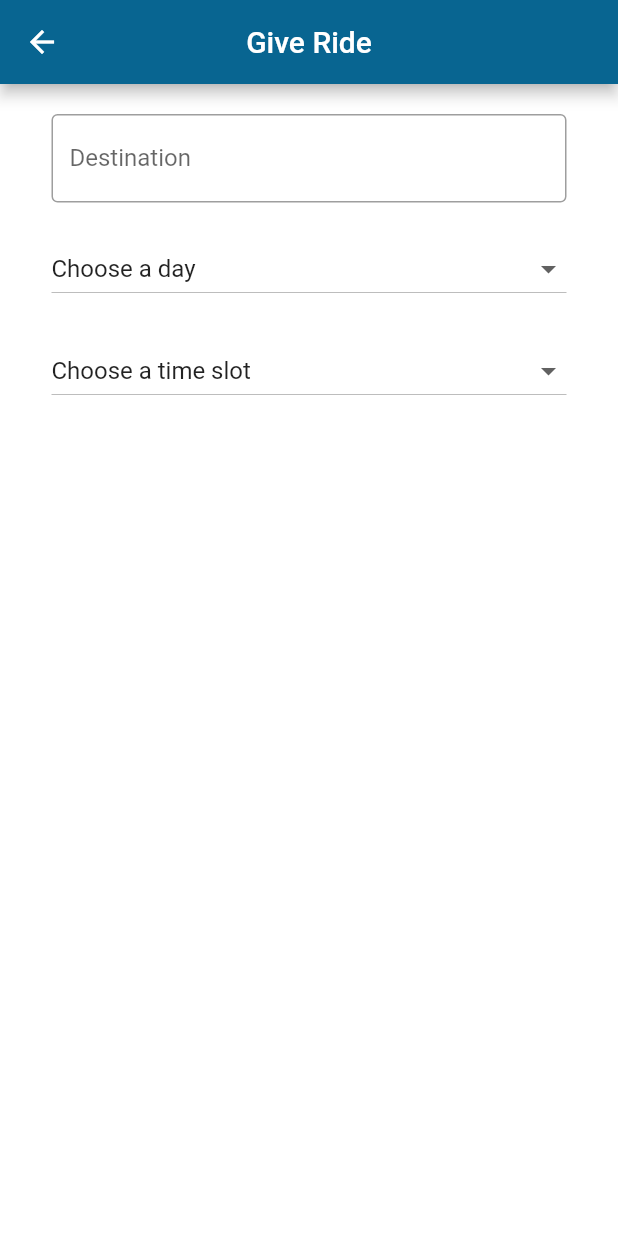
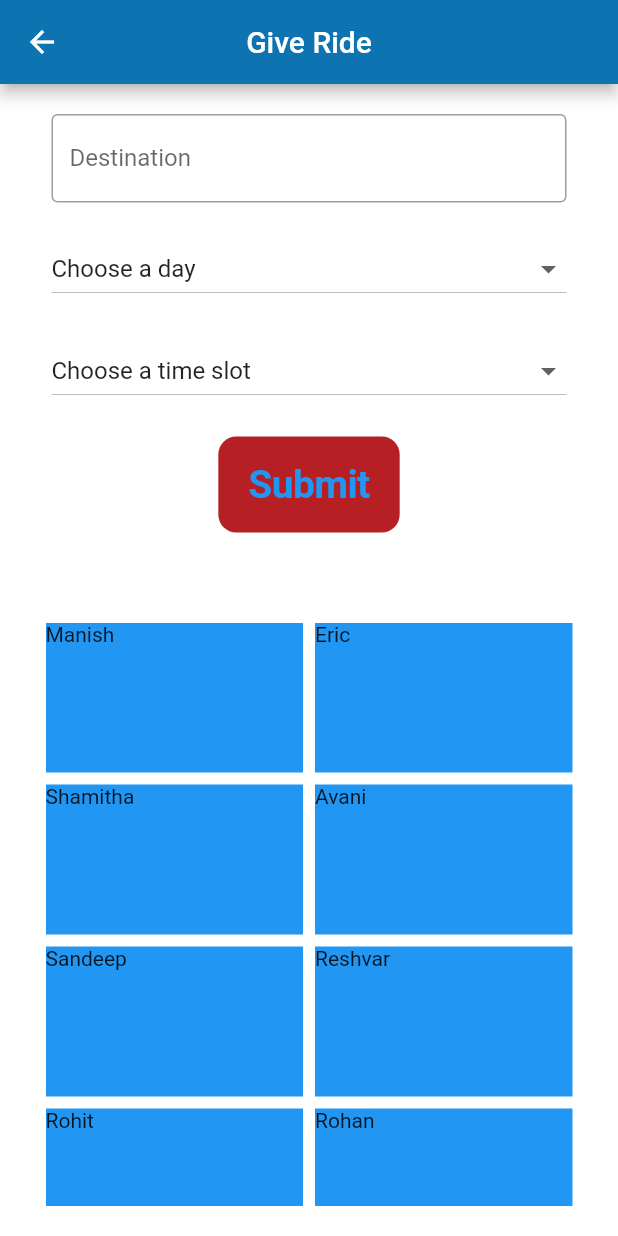
Before and after one commit to hampster2018/TAMUhack-2023, a Flutter app: the screen it shows after launch, on a phone screen of 412 x 824 dp. Run offline on Flutter 3.47's test engine with Material 2 defaults, Android fonts, the phone set to English and light mode, and no system bars; Roboto replaces fonts that are missing (Nunito).

Commit message:
Updates on Give Ride and Find Ride, integration and on pressed need to be included

```diff
--- a/lib/globals/app_colors.dart
+++ b/lib/globals/app_colors.dart
@@ -2,6 +2,20 @@ import "package:flutter/material.dart";
 
 class AppColors {
   // TODO: change colors
-  static Color background = const Color.fromRGBO(8, 101, 145, 1.0);
-  static Color button = const Color.fromRGBO(181, 49, 37, 1.0);
+  // main headings color
+  static Color blue = const Color.fromRGBO(13, 115, 177, 1.0);
+  // red for accent colors
+  static Color red = const Color.fromRGBO(182, 31, 35, 1.0);
+
+  //backgroud color
+  static Color steelblue = const Color.fromRGBO(199, 208, 215, 1.0);
+
+  //sub headings color
+  static Color lightblue = const Color.fromRGBO(20, 172, 220, 1.0);
+
+  //background or fill color / text color
+  static Color white = const Color.fromRGBO(255, 255, 255, 1.0);
+
+  //black --> other color text color
+  static Color black = const Color.fromRGBO(0, 0, 0, 1.0);
 }
--- a/lib/screens/rideshare/find_a_ride/screen.dart
+++ b/lib/screens/rideshare/find_a_ride/screen.dart
@@ -29,7 +29,7 @@ class _FindRideState extends State<FindRide> {
     return MaterialApp(
       home: Scaffold(
         appBar: AppBar(
-          backgroundColor: AppColors.background,
+          backgroundColor: AppColors.blue,
           centerTitle: true,
           title: const Text("Find Ride"),
           leading: IconButton(
--- a/lib/screens/rideshare/give_a_ride/screen.dart
+++ b/lib/screens/rideshare/give_a_ride/screen.dart
@@ -1,4 +1,5 @@
 import 'package:flutter/material.dart';
+import 'package:flutter/cupertino.dart';
 import 'package:tamuhack/globals/app_colors.dart';
 
 class GiveRide extends StatefulWidget {
@@ -17,6 +18,18 @@ class _GiveRideState extends State<GiveRide> {
     'Friday',
   ];
 
+  var passengers = [
+    "Manish",
+    "Eric",
+    "Shamitha",
+    "Avani",
+    "Sandeep",
+    "Reshvar",
+    "Rohit",
+    "Rohan",
+    "Sahil"
+  ];
+
   String dropdownvalue = 'Choose a day';
   String timevalue = 'Choose a time slot';
 
@@ -29,7 +42,7 @@ class _GiveRideState extends State<GiveRide> {
     return MaterialApp(
       home: Scaffold(
         appBar: AppBar(
-          backgroundColor: AppColors.background,
+          backgroundColor: AppColors.blue,
           centerTitle: true,
           title: const Text("Give Ride"),
           leading: IconButton(
@@ -119,40 +132,20 @@ class _GiveRideState extends State<GiveRide> {
                           value: 'Choose a time slot',
                         ),
                         DropdownMenuItem<String>(
-                          child: Text('6-7 AM'),
-                          value: 'Monday',
+                          child: Text('< 5 min'),
+                          value: 'Very Short',
                         ),
                         DropdownMenuItem<String>(
-                          child: Text('7-8 AM'),
-                          value: 'Tuesday',
+                          child: Text('5-10 min'),
+                          value: 'Short',
                         ),
                         DropdownMenuItem<String>(
-                          child: Text('8-9 AM'),
-                          value: 'Wednesday',
+                          child: Text('10-15 min'),
+                          value: 'Medium',
                         ),
                         DropdownMenuItem<String>(
-                          child: Text('9-10 AM'),
-                          value: 'Friday',
-                        ),
-                        DropdownMenuItem<String>(
-                          child: Text('10-11 AM'),
-                          value: 'Friday',
-                        ),
-                        DropdownMenuItem<String>(
-                          child: Text('11 AM-12 PM'),
-                          value: 'Friday',
-                        ),
-                        DropdownMenuItem<String>(
-                          child: Text('12-1 PM'),
-                          value: 'Friday',
-                        ),
-                        DropdownMenuItem<String>(
-                          child: Text('1-2 PM'),
-                          value: 'Friday',
-                        ),
-                        DropdownMenuItem<String>(
-                          child: Text('2-3 PM'),
-                          value: 'Thursday',
+                          child: Text('> 15 min'),
+                          value: 'Long ass drive',
                         ),
                       ],
                       onChanged: (String? selectedValue) {
@@ -165,7 +158,43 @@ class _GiveRideState extends State<GiveRide> {
                     ),
                   ),
                   const Padding(
+                    padding: EdgeInsets.symmetric(vertical: 10),
+                  ),
+                  CupertinoButton(
+                      color: AppColors.red,
+                      child: Text(
+                        "Submit",
+                        textAlign: TextAlign.center,
+                        style: TextStyle(
+                          height: sHeight * 0.0015,
+                          fontSize: 26.0,
+                          fontFamily: 'Nunito',
+                          fontWeight: FontWeight.w700,
+                        ),
+                      ),
+                      onPressed: () {}),
+                  const Padding(
                     padding: EdgeInsets.symmetric(vertical: 30),
+                  ),
+                  Expanded(
+                      flex: 1,
+                      child: SingleChildScrollView(
+                        scrollDirection: Axis.vertical,
+                        child: Wrap(
+                          alignment: WrapAlignment.spaceEvenly,
+                          spacing: 8.0,
+                          runSpacing: 8.0,
+                          children: passengers
+                              .map<Widget>((word) => Container(
+                                  color: Colors.blue,
+                                  width: sWidth / 2.4,
+                                  height: 100,
+                                  child: Text(word)))
+                              .toList(),
+                        ),
+                      )),
+                  const Padding(
+                    padding: EdgeInsets.symmetric(vertical: 10),
                   ),
                 ],
               ),
```
